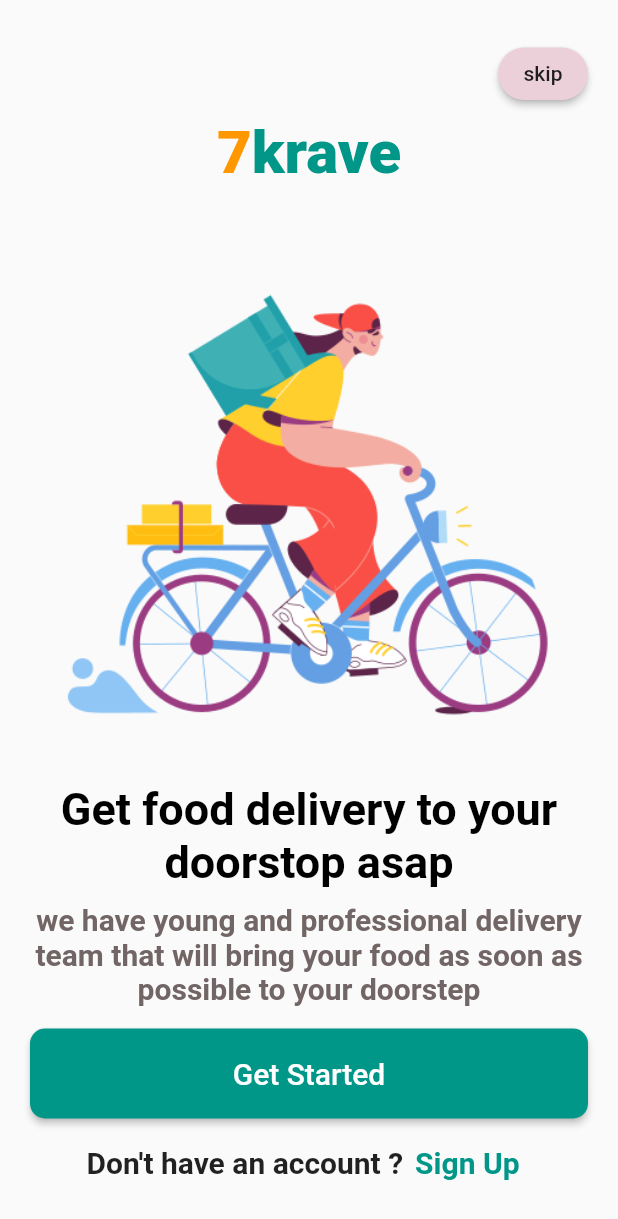
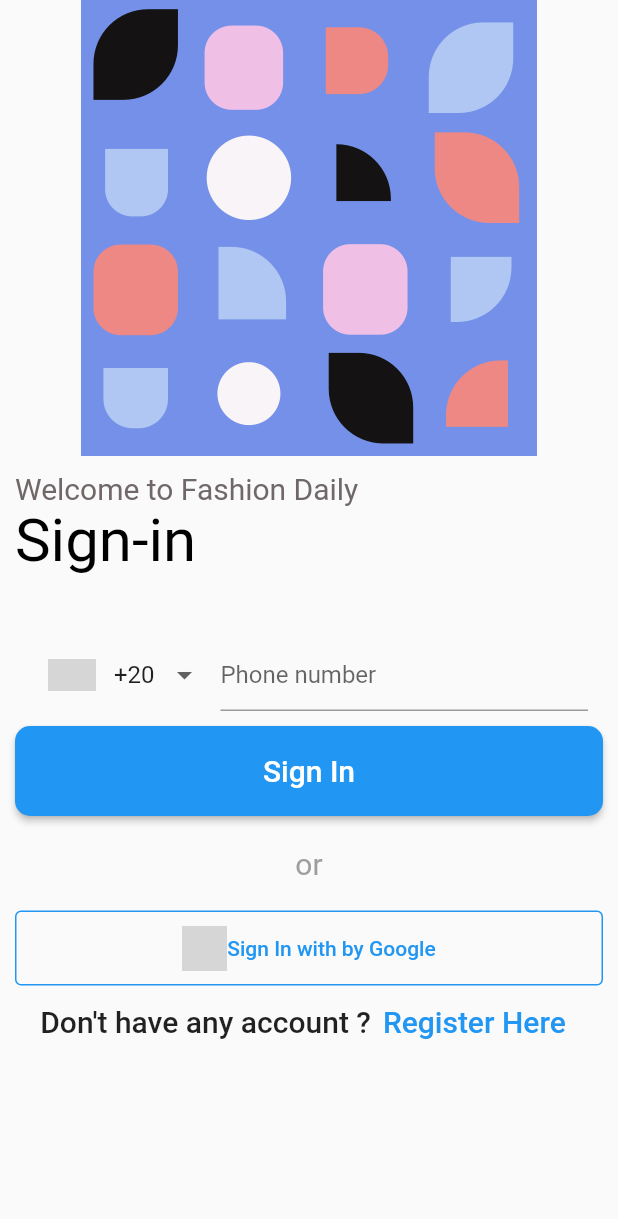
Before and after one commit to monicaE16/Task1_Algoriza, a Flutter app: the screen it shows after launch, after a tap on "Get Started", on a phone screen of 412 x 824 dp. Shown: the top 1219 px of the screen. Run offline on Flutter 3.47's test engine with Material 2 defaults, Android fonts, the phone set to English and light mode, and no system bars; drawn by our look-alikes of intl_phone_number_input; network calls fail; grey boxes are pictures that could not be loaded.

Commit message:
added sign in page -almost finished

```diff
--- a/lib/components/button1.dart
+++ b/lib/components/button1.dart
@@ -1,19 +1,24 @@
 import 'package:flutter/material.dart';
+import 'package:task1/pages/signin.dart';
 
 class MyButton extends StatelessWidget {
   final String myText;
-  const MyButton({
-    Key? key,
-    required this.myText,
-  }) : super(key: key);
+  final Color color;
+  const MyButton({Key? key, required this.myText, this.color = Colors.teal})
+      : super(key: key);
 
   @override
   Widget build(BuildContext context) {
     return MaterialButton(
-      onPressed: () {},
+      onPressed: () {
+        Navigator.push(
+          context,
+          MaterialPageRoute(builder: (context) => const SignIn()),
+        );
+      },
       minWidth: double.infinity,
       height: 60,
-      color: Colors.teal,
+      color: color,
       shape: RoundedRectangleBorder(
         borderRadius: BorderRadius.circular(10.0),
       ),
--- /dev/null
+++ b/lib/pages/signin.dart
@@ -0,0 +1,111 @@
+import 'package:flutter/material.dart';
+import 'package:intl_phone_number_input/intl_phone_number_input.dart';
+import 'package:task1/components/button1.dart';
+
+class SignIn extends StatefulWidget {
+  const SignIn({Key? key}) : super(key: key);
+
+  @override
+  State<SignIn> createState() => _SignInState();
+}
+
+class _SignInState extends State<SignIn> {
+  @override
+  Widget build(BuildContext context) {
+    return Scaffold(
+      body: Column(
+        children: [
+          Image.asset(
+            'assets/images/pattern.png',
+            scale: 1.5,
+          ),
+          Container(
+            padding: const EdgeInsets.all(10),
+            child: Column(
+              crossAxisAlignment: CrossAxisAlignment.start,
+              mainAxisAlignment: MainAxisAlignment.spaceEvenly,
+              children: [
+                const Text(
+                  'Welcome to Fashion Daily ',
+                  textAlign: TextAlign.start,
+                  style: TextStyle(
+                      color: Color.fromARGB(255, 112, 104, 104), fontSize: 20),
+                ),
+                const Text(
+                  'Sign-in ',
+                  textAlign: TextAlign.start,
+                  style: TextStyle(
+                      color: Color.fromARGB(255, 0, 0, 0), fontSize: 40),
+                ),
+                Container(
+                    height: 100,
+                    padding: const EdgeInsets.all(10),
+                    child: InternationalPhoneNumberInput(
+                      initialValue: PhoneNumber(isoCode: 'EG'),
+                      onInputChanged: (PhoneNumber value) {
+                        print(value);
+                      },
+                    )),
+                const MyButton(
+                  myText: 'Sign In',
+                  color: Colors.blue,
+                ),
+                const SizedBox(
+                  height: 20,
+                ),
+                Row(
+                  mainAxisAlignment: MainAxisAlignment.center,
+                  children: const [
+                    Text(
+                      'or',
+                      style: TextStyle(fontSize: 20, color: Colors.grey),
+                    )
+                  ],
+                ),
+                const SizedBox(
+                  height: 20,
+                ),
+                OutlinedButton(
+                    onPressed: () {},
+                    style: OutlinedButton.styleFrom(
+                      minimumSize: const Size(double.infinity, 50),
+                      side: const BorderSide(width: 1.0, color: Colors.blue),
+                    ),
+                    child: Row(
+                      mainAxisAlignment: MainAxisAlignment.center,
+                      children: [
+                        Image.network(
+                          'http://pngimg.com/uploads/google/google_PNG19635.png',
+                          width: 30,
+                          height: 30,
+                        ),
+                        const Text(
+                          'Sign In with by Google',
+                          style: TextStyle(color: Colors.blue),
+                        )
+                      ],
+                    )),
+                Row(
+                  mainAxisAlignment: MainAxisAlignment.center,
+                  children: [
+                    const Text("Don't have any account ?",
+                        style: TextStyle(
+                            fontSize: 20, fontWeight: FontWeight.w500)),
+                    TextButton(
+                      onPressed: () {},
+                      child: const Text('Register Here',
+                          style: TextStyle(
+                              color: Colors.blue,
+                              fontSize: 20,
+                              fontWeight: FontWeight.w500)),
+                    )
+                  ],
+                )
+              ],
+            ),
+          )
+        ],
+      ),
+    );
+  }
+}
--- a/pubspec.yaml
+++ b/pubspec.yaml
@@ -34,7 +34,7 @@ dependencies:
   # The following adds the Cupertino Icons font to your application.
   # Use with the CupertinoIcons class for iOS style icons.
   cupertino_icons: ^1.0.2
-  carousel_slider: ^4.1.1
+  intl_phone_number_input: ^0.7.0+2
 
 dev_dependencies:
   flutter_test:
@@ -62,6 +62,7 @@ flutter:
   assets:
     - assets/images/bike1.png
     - assets/images/sammy.png
+    - assets/images/pattern.png
   #   - images/a_dot_ham.jpeg
 
   # An image asset can refer to one or more resolution-specific "variants", see
```
Also changed, not shown: assets/images/pattern.png (added), pubspec.lock.
